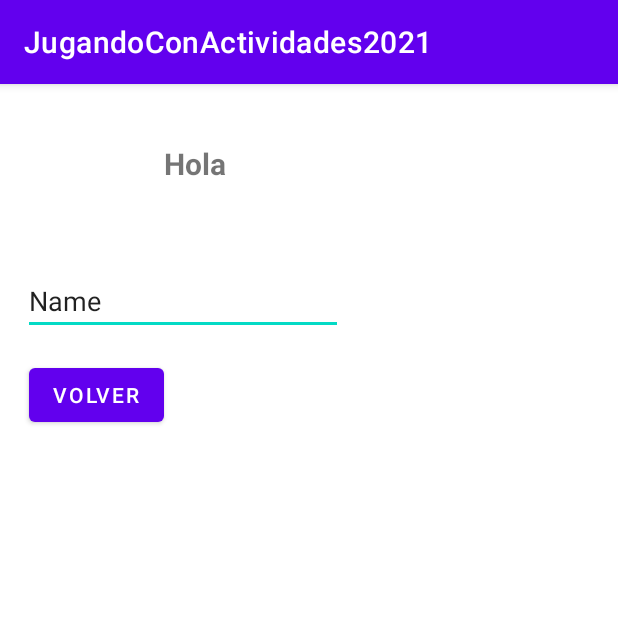
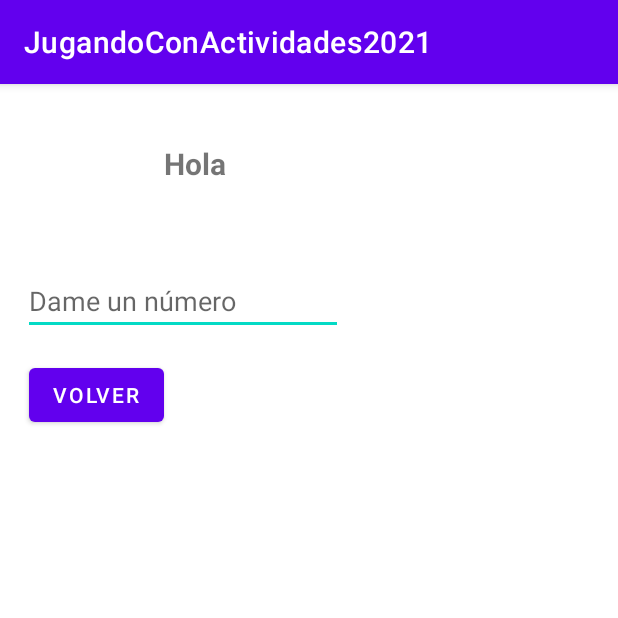
Before and after one commit to mpgprofe/JugandoConActividades2021, an Android app: the screen it shows after launch (SaludoActivity), after a tap on "LANZAR", on a phone screen of 412 x 824 dp, the top half of it. Run offline under Robolectric (Android 15) with nearby library versions, the phone set to English and light mode, and no system bars.

Commit message:
Capturo valores de otra activity

```diff
--- a/app/src/main/java/com/example/jugandoconactividades2021/MainActivity.java
+++ b/app/src/main/java/com/example/jugandoconactividades2021/MainActivity.java
@@ -1,5 +1,6 @@
 package com.example.jugandoconactividades2021;
 
+import androidx.annotation.Nullable;
 import androidx.appcompat.app.AppCompatActivity;
 
 import android.content.Intent;
@@ -12,6 +13,8 @@ public class MainActivity extends AppCompatActivity {
     Button lanzar;
     EditText nombre;
     public static final String NOMBRE = "NOMBRE";
+    public static final String NUMERO = "NUMERO";
+    public static final int CODIGO_VUELTA_PARA_SALUDO = 1;
     @Override
     protected void onCreate(Bundle savedInstanceState) {
         super.onCreate(savedInstanceState);
@@ -23,8 +26,18 @@ public class MainActivity extends AppCompatActivity {
             public void onClick(View view) {
                 Intent intent = new Intent(MainActivity.this, SaludoActivity.class);
                 intent.putExtra(NOMBRE,nombre.getText().toString());
-                startActivity(intent);
+                //startActivity(intent);
+                startActivityForResult(intent,CODIGO_VUELTA_PARA_SALUDO);
             }
         });
     }
+
+    @Override
+    protected void onActivityResult(int requestCode, int resultCode, @Nullable Intent data) {
+        super.onActivityResult(requestCode, resultCode, data);
+        if (requestCode == CODIGO_VUELTA_PARA_SALUDO && resultCode== RESULT_OK){
+          nombre.setText(nombre.getText() +" "+ data.getStringExtra(NUMERO));
+        }
+
+    }
 }
--- a/app/src/main/java/com/example/jugandoconactividades2021/SaludoActivity.java
+++ b/app/src/main/java/com/example/jugandoconactividades2021/SaludoActivity.java
@@ -6,6 +6,7 @@ import android.content.Intent;
 import android.os.Bundle;
 import android.view.View;
 import android.widget.Button;
+import android.widget.EditText;
 import android.widget.TextView;
 
 public class SaludoActivity extends AppCompatActivity {
@@ -28,6 +29,10 @@ TextView saludo;
         volver.setOnClickListener(new View.OnClickListener() {
             @Override
             public void onClick(View view) {
+                EditText numero = findViewById(R.id.editTextNumero);
+                Intent intento  = new Intent();
+                intento.putExtra(MainActivity.NUMERO, numero.getText().toString());
+                setResult(RESULT_OK, intento);
                 finish();
             }
         });
--- a/app/src/main/res/layout/activity_saludo.xml
+++ b/app/src/main/res/layout/activity_saludo.xml
@@ -7,14 +7,15 @@
     tools:context=".SaludoActivity">
 
     <EditText
-        android:id="@+id/editTextTextPersonName"
+        android:id="@+id/editTextNumero"
         android:layout_width="wrap_content"
         android:layout_height="wrap_content"
         android:layout_marginStart="15dp"
         android:layout_marginTop="122dp"
         android:ems="10"
-        android:inputType="textPersonName"
-        android:text="Name"
+        android:hint="Dame un número"
+        android:inputType="number"
+        android:text=""
         app:layout_constraintStart_toStartOf="parent"
         app:layout_constraintTop_toTopOf="parent" />
 
@@ -26,7 +27,7 @@
         android:layout_marginTop="16dp"
         android:text="Volver"
         app:layout_constraintStart_toStartOf="parent"
-        app:layout_constraintTop_toBottomOf="@+id/editTextTextPersonName" />
+        app:layout_constraintTop_toBottomOf="@+id/editTextNumero" />
 
     <TextView
         android:id="@+id/textViewSaludo"
```
